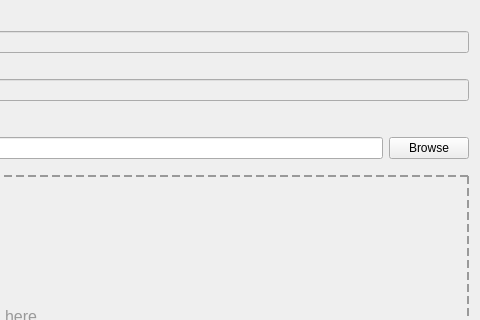
jensvogt/awsmock-qt-ui, file src/modules/application/ApplicationUploadCodeDialog.ui: the form before one commit; both pictures show x 524 to 1004 and y 0 to 320 of the 1004 by 496 pixel window.
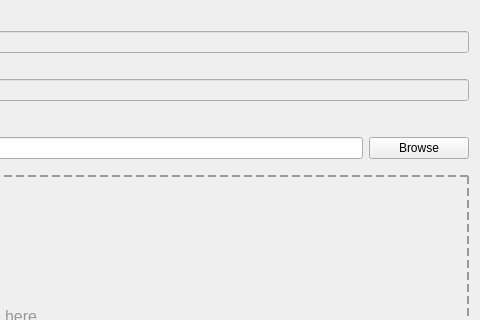
The form after the commit.

What changed in the file:
```diff
--- a/src/modules/application/ApplicationUploadCodeDialog.ui
+++ b/src/modules/application/ApplicationUploadCodeDialog.ui
@@ -70,6 +70,18 @@
        </item>
        <item>
         <widget class="QPushButton" name="browseButton">
+         <property name="sizePolicy">
+          <sizepolicy hsizetype="Preferred" vsizetype="Fixed">
+           <horstretch>0</horstretch>
+           <verstretch>0</verstretch>
+          </sizepolicy>
+         </property>
+         <property name="minimumSize">
+          <size>
+           <width>100</width>
+           <height>0</height>
+          </size>
+         </property>
          <property name="text">
           <string>Browse</string>
          </property>
```
